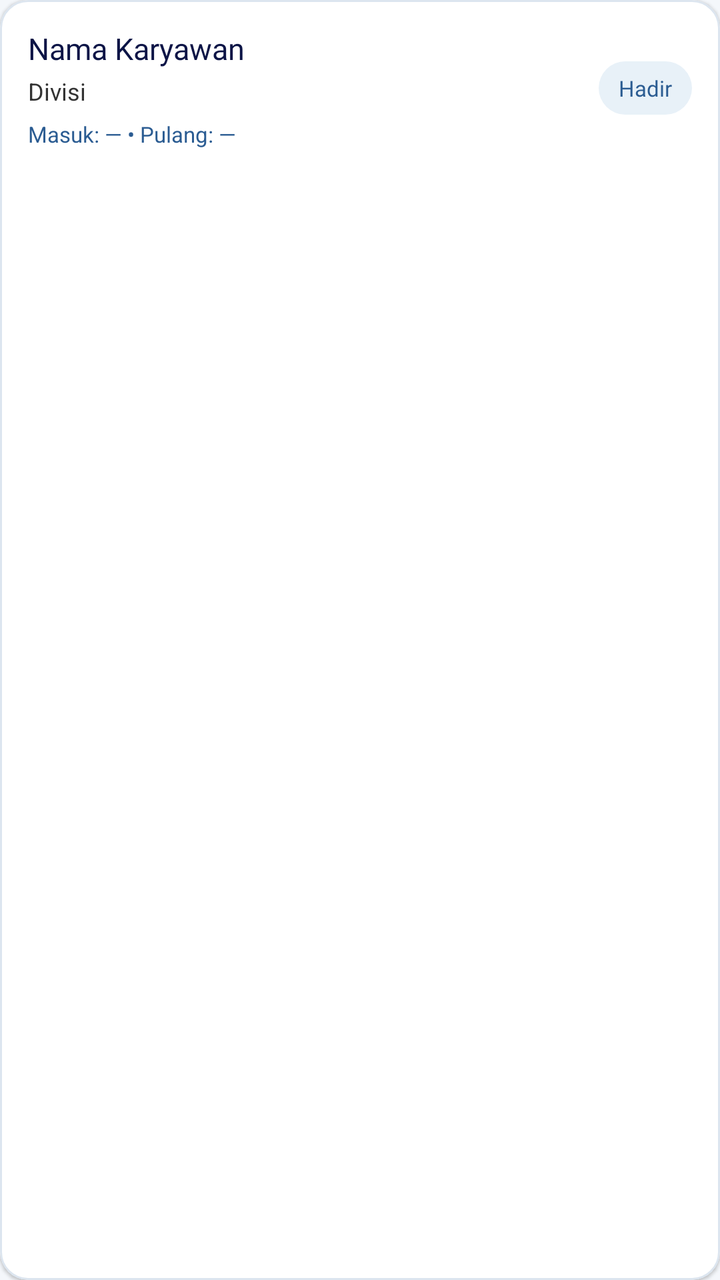
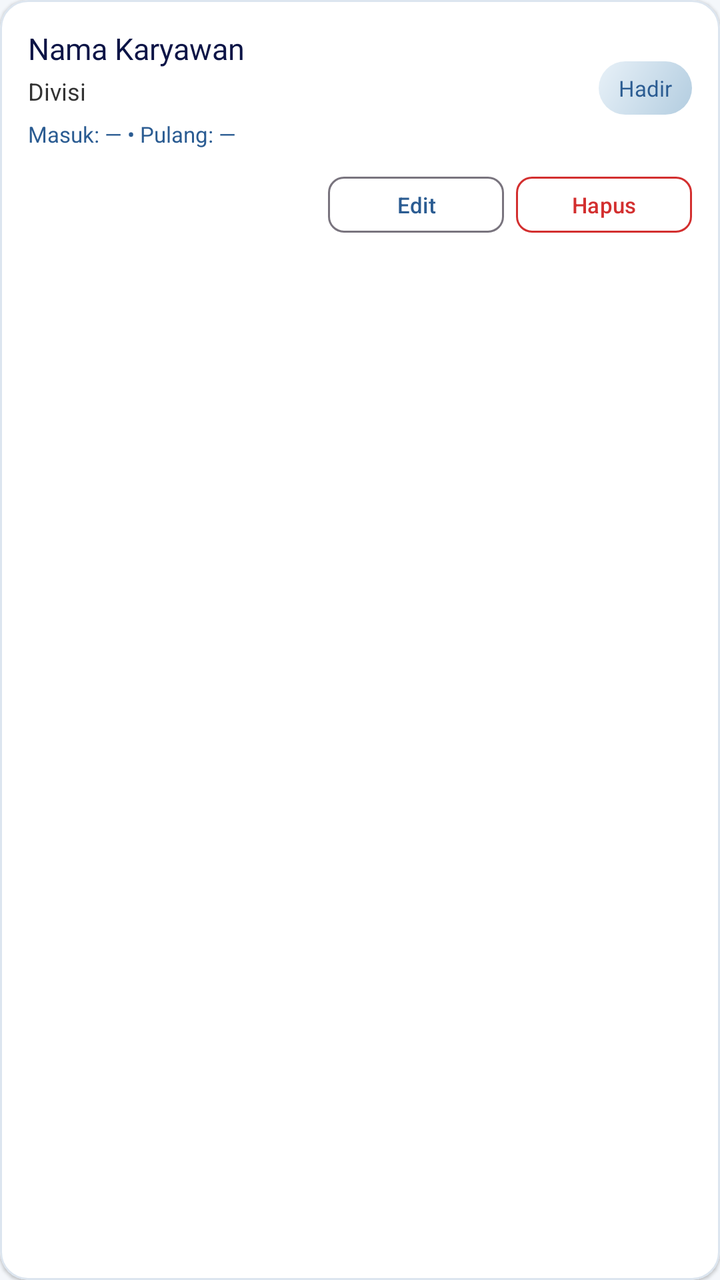

Compare the two renders of this Android layout. The source of the first and the diff that turns it into the second are given below.
<!-- AndroidManifest.xml: application theme Theme.JIPLays -->
<!-- res/layout/item_karyawan_simple.xml -->
<?xml version="1.0" encoding="utf-8"?>
<com.google.android.material.card.MaterialCardView xmlns:android="http://schemas.android.com/apk/res/android"
    xmlns:app="http://schemas.android.com/apk/res-auto"
    android:layout_width="match_parent"
    android:layout_height="wrap_content"
    android:layout_marginHorizontal="2dp"
    android:layout_marginVertical="5dp"
    app:cardBackgroundColor="@color/white"
    app:cardCornerRadius="14dp"
    app:cardElevation="1dp"
    app:strokeColor="@color/border"
    app:strokeWidth="1dp">

    <LinearLayout
        android:layout_width="match_parent"
        android:layout_height="wrap_content"
        android:gravity="center_vertical"
        android:orientation="horizontal"
        android:padding="14dp">

        <LinearLayout
            android:layout_width="0dp"
            android:layout_height="wrap_content"
            android:layout_weight="1"
            android:orientation="vertical">

            <TextView
                android:id="@+id/tvNamaKaryawanSimple"
                android:layout_width="match_parent"
                android:layout_height="wrap_content"
                android:fontFamily="@font/montserrat_bold"
                android:text="Nama Karyawan"
                android:textColor="@color/primary_navy"
                android:textSize="15sp" />

            <TextView
                android:id="@+id/tvDivisiKaryawanSimple"
                android:layout_width="match_parent"
                android:layout_height="wrap_content"
                android:layout_marginTop="3dp"
                android:text="Divisi"
                android:textColor="@color/text_body"
                android:textSize="12sp" />

            <TextView
                android:id="@+id/tvJamKaryawanSimple"
                android:layout_width="match_parent"
                android:layout_height="wrap_content"
                android:layout_marginTop="6dp"
                android:text="Masuk: — • Pulang: —"
                android:textColor="@color/primary_blue"
                android:textSize="11sp" />
        </LinearLayout>

        <TextView
            android:id="@+id/tvStatusKaryawanSimple"
            android:layout_width="wrap_content"
            android:layout_height="wrap_content"
            android:layout_marginStart="8dp"
            android:background="@drawable/bg_status_badge"
            android:paddingHorizontal="10dp"
            android:paddingVertical="6dp"
            android:text="Hadir"
            android:textColor="@color/primary_blue"
            android:textSize="11sp"
            android:fontFamily="@font/montserrat_medium" />
    </LinearLayout>
</com.google.android.material.card.MaterialCardView>
<!-- resources referenced by this layout -->
<resources>
  <color name="border">#DCE5EF</color>
  <color name="primary_blue">#2B5C92</color>
  <color name="primary_navy">#0C1446</color>
  <color name="text_body">#333333</color>
  <color name="white">#FFFFFF</color>
  <!-- drawable bg_status_badge (drawable) -->
  <?xml version="1.0" encoding="utf-8"?>
  <shape xmlns:android="http://schemas.android.com/apk/res/android"
      android:shape="rectangle">
      <solid android:color="@color/soft_blue" />
      <corners android:radius="20dp" />
  </shape>
  <style name="Theme.JIPLays" parent="Base.Theme.JIPLays" />
  <color name="soft_blue">#E8F1F8</color>
  <style name="Base.Theme.JIPLays" parent="Theme.Material3.DayNight.NoActionBar">
          <item name="colorPrimary">@color/primary_blue</item>
          <item name="colorPrimaryVariant">@color/primary_navy</item>
          <item name="colorOnPrimary">@color/white</item>
          <item name="colorSecondary">@color/accent_blue</item>
          <item name="colorOnSecondary">@color/white</item>
          <item name="android:statusBarColor">@color/primary_navy</item>
          <item name="android:windowBackground">@color/background</item>
      </style>
  <color name="accent_blue">#1E88E5</color>
  <color name="background">#F4F7FB</color>
</resources>

<!-- the commit's change to res/layout/item_karyawan_simple.xml (unified diff, before → after) -->
@@ -14,55 +14,91 @@
     <LinearLayout
         android:layout_width="match_parent"
         android:layout_height="wrap_content"
-        android:gravity="center_vertical"
-        android:orientation="horizontal"
+        android:orientation="vertical"
         android:padding="14dp">
 
         <LinearLayout
-            android:layout_width="0dp"
+            android:layout_width="match_parent"
             android:layout_height="wrap_content"
-            android:layout_weight="1"
-            android:orientation="vertical">
+            android:gravity="center_vertical"
+            android:orientation="horizontal">
+
+            <LinearLayout
+                android:layout_width="0dp"
+                android:layout_height="wrap_content"
+                android:layout_weight="1"
+                android:orientation="vertical">
+
+                <TextView
+                    android:id="@+id/tvNamaKaryawanSimple"
+                    android:layout_width="match_parent"
+                    android:layout_height="wrap_content"
+                    android:fontFamily="@font/montserrat_bold"
+                    android:text="Nama Karyawan"
+                    android:textColor="@color/primary_navy"
+                    android:textSize="15sp" />
+
+                <TextView
+                    android:id="@+id/tvDivisiKaryawanSimple"
+                    android:layout_width="match_parent"
+                    android:layout_height="wrap_content"
+                    android:layout_marginTop="3dp"
+                    android:text="Divisi"
+                    android:textColor="@color/text_body"
+                    android:textSize="12sp" />
+
+                <TextView
+                    android:id="@+id/tvJamKaryawanSimple"
+                    android:layout_width="match_parent"
+                    android:layout_height="wrap_content"
+                    android:layout_marginTop="6dp"
+                    android:text="Masuk: — • Pulang: —"
+                    android:textColor="@color/primary_blue"
+                    android:textSize="11sp" />
+            </LinearLayout>
 
             <TextView
-                android:id="@+id/tvNamaKaryawanSimple"
-                android:layout_width="match_parent"
+                android:id="@+id/tvStatusKaryawanSimple"
+                android:layout_width="wrap_content"
                 android:layout_height="wrap_content"
-                android:fontFamily="@font/montserrat_bold"
-                android:text="Nama Karyawan"
-                android:textColor="@color/primary_navy"
-                android:textSize="15sp" />
-
-            <TextView
-                android:id="@+id/tvDivisiKaryawanSimple"
-                android:layout_width="match_parent"
-                android:layout_height="wrap_content"
-                android:layout_marginTop="3dp"
-                android:text="Divisi"
-                android:textColor="@color/text_body"
-                android:textSize="12sp" />
-
-            <TextView
-                android:id="@+id/tvJamKaryawanSimple"
-                android:layout_width="match_parent"
-                android:layout_height="wrap_content"
-                android:layout_marginTop="6dp"
-                android:text="Masuk: — • Pulang: —"
+                android:layout_marginStart="8dp"
+                android:background="@drawable/bg_soft_gradient"
+                android:paddingHorizontal="10dp"
+                android:paddingVertical="6dp"
+                android:text="Hadir"
                 android:textColor="@color/primary_blue"
-                android:textSize="11sp" />
+                android:textSize="11sp"
+                android:fontFamily="@font/montserrat_medium" />
         </LinearLayout>
 
-        <TextView
-            android:id="@+id/tvStatusKaryawanSimple"
-            android:layout_width="wrap_content"
+        <LinearLayout
+            android:layout_width="match_parent"
             android:layout_height="wrap_content"
-            android:layout_marginStart="8dp"
-            android:background="@drawable/bg_status_badge"
-            android:paddingHorizontal="10dp"
-            android:paddingVertical="6dp"
-            android:text="Hadir"
-            android:textColor="@color/primary_blue"
-            android:textSize="11sp"
-            android:fontFamily="@font/montserrat_medium" />
+            android:layout_marginTop="10dp"
+            android:gravity="end"
+            android:orientation="horizontal">
+
+            <com.google.android.material.button.MaterialButton
+                android:id="@+id/btnEditKaryawan"
+                style="@style/Widget.Material3.Button.OutlinedButton"
+                android:layout_width="wrap_content"
+                android:layout_height="36dp"
+                android:layout_marginEnd="6dp"
+                android:text="Edit"
+                android:textSize="11sp"
+                app:cornerRadius="8dp" />
+
+            <com.google.android.material.button.MaterialButton
+                android:id="@+id/btnHapusKaryawan"
+                style="@style/Widget.Material3.Button.OutlinedButton"
+                android:layout_width="wrap_content"
+                android:layout_height="36dp"
+                android:text="Hapus"
+                android:textColor="#D32F2F"
+                android:textSize="11sp"
+                app:cornerRadius="8dp"
+                app:strokeColor="#D32F2F" />
+        </LinearLayout>
+
     </LinearLayout>
 </com.google.android.material.card.MaterialCardView>
<!-- resource entries referenced after the edit -->
@@ -5,14 +5,17 @@
   <color name="primary_navy">#0C1446</color>
   <color name="text_body">#333333</color>
   <color name="white">#FFFFFF</color>
-  <!-- drawable bg_status_badge (drawable) -->
+  <!-- drawable bg_soft_gradient (drawable) -->
   <?xml version="1.0" encoding="utf-8"?>
-  <shape xmlns:android="http://schemas.android.com/apk/res/android"
-      android:shape="rectangle">
-      <solid android:color="@color/soft_blue" />
-      <corners android:radius="20dp" />
+  <shape xmlns:android="http://schemas.android.com/apk/res/android">
+      <gradient
+          android:angle="135"
+          android:startColor="@color/primary_light"
+          android:endColor="@color/soft_blue" />
+      <corners android:radius="16dp" />
   </shape>
   <style name="Theme.JIPLays" parent="Base.Theme.JIPLays" />
+  <color name="primary_light">#B3CDE0</color>
   <color name="soft_blue">#E8F1F8</color>
   <style name="Base.Theme.JIPLays" parent="Theme.Material3.DayNight.NoActionBar">
           <item name="colorPrimary">@color/primary_blue</item>
